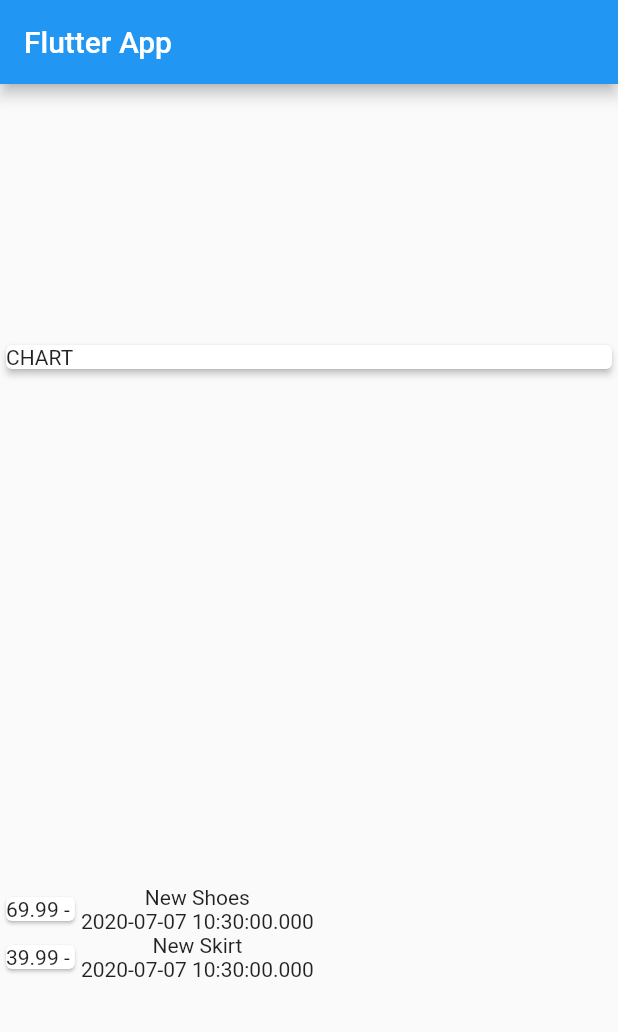
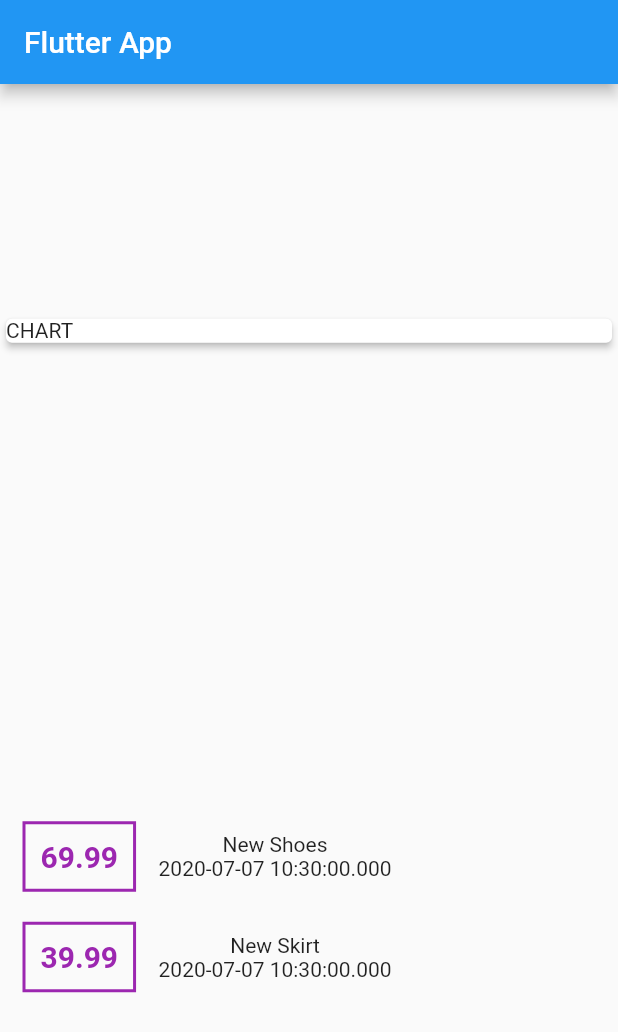
Before and after one commit to innovadeveloper/second_app_flotter, a Flutter app: the screen it shows after launch, on a phone screen of 412 x 824 dp. Shown: the top 1032 px of the screen. Run offline on Flutter 3.47's test engine with Material 2 defaults, Android fonts, the phone set to English and light mode, and no system bars.

Commit message:
price/amount formated with color

```diff
--- a/lib/main.dart
+++ b/lib/main.dart
@@ -53,21 +53,39 @@ class MyHomePage extends StatelessWidget {
               elevation: 2,
             ),
           ),
-          Column(children: transactions.map((tx){
+          Column(
+            children: transactions.map((tx) {
               // row : 1 - 2 (elements)
               return Row(
                 children: <Widget>[
                   // container : price
-                  Card(child: Text('${tx.amount} - '),),
+                  Container(
+                    margin: EdgeInsets.symmetric(
+                      vertical: 10,
+                      horizontal: 15,
+                    ),
+                    decoration: BoxDecoration(
+                        border: Border.all(
+                      color: Colors.purple,
+                      width: 2,
+                    )),
+                    padding: EdgeInsets.all(10),
+                    child: Text(
+                      '${tx.amount}',
+                      style: TextStyle(color: Colors.purple, fontSize: 20, fontWeight: FontWeight.bold),
+                    ),
+                  ),
                   // column : item data (2 articles)
-                  Column(children: <Widget>[
-                    Text('${tx.title}'),
-                    Text('${tx.date}'),
-                  ],)
+                  Column(
+                    children: <Widget>[
+                      Text('${tx.title}'),
+                      Text('${tx.date}'),
+                    ],
+                  )
                 ],
               );
-            }).toList()
-          ,),
+            }).toList(),
+          ),
         ],
       ),
     );
```
